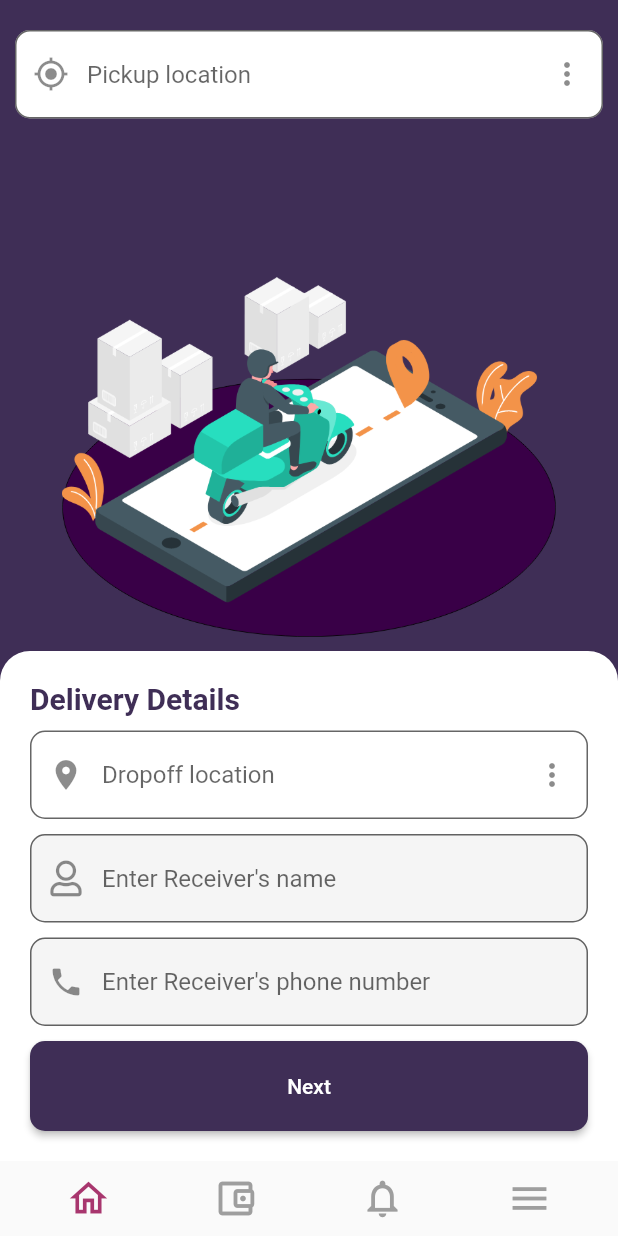
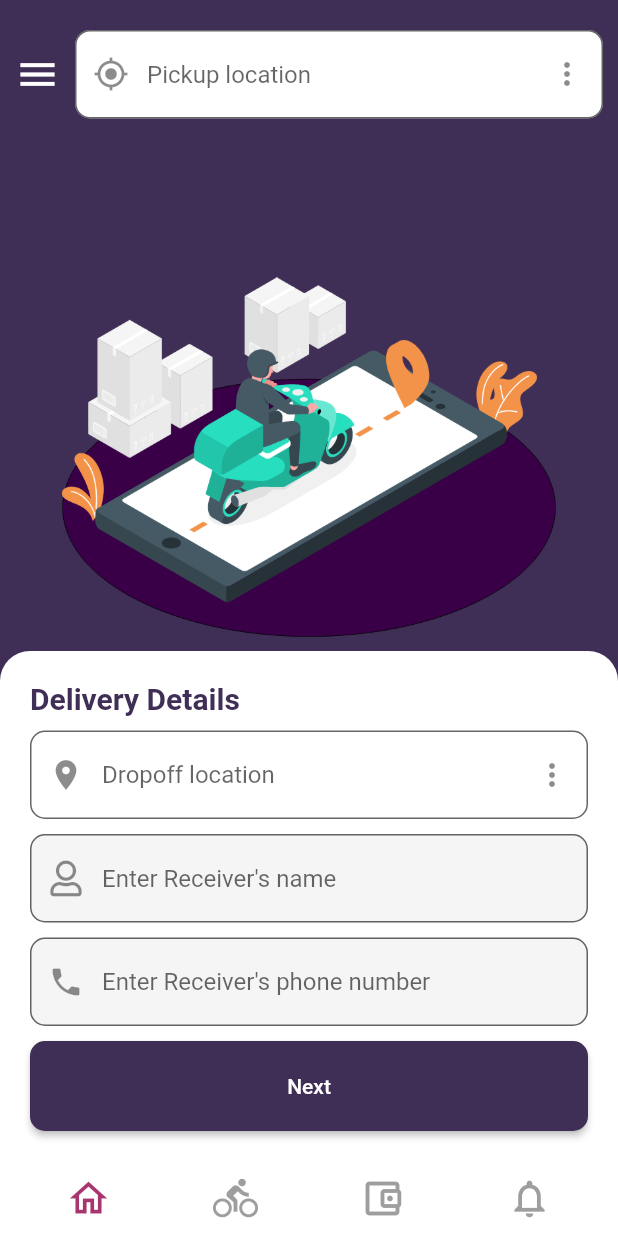
Before and after one commit to Abu-muhab/delivex, a Flutter app: the screen it shows once a user with an empty profile is signed in, on a phone screen of 412 x 824 dp. Run offline on Flutter 3.47's test engine with Material 2 defaults, Android fonts, the phone set to English and light mode, and no system bars; our stand-ins replace cloud_firestore, firebase_auth, firebase_core, flutter_spinkit, font_awesome_flutter, google_maps_flutter and 2 more; missing offline and left inert: flutter_paystack, keyboard_visibility, polyline; accounts and stored records are empty.

Commit message:
bug fixes

```diff
--- a/lib/views/orders_view.dart
+++ b/lib/views/orders_view.dart
@@ -25,8 +25,7 @@ class Orders extends StatelessWidget {
               SliverAppBar(
                 floating: true,
                 snap: true,
-                title: Text("Deliveries",
-                    style: TextStyle(color: kLeichtPrimaryColor)),
+                toolbarHeight: 10,
                 iconTheme: IconThemeData(color: kLeichtPrimaryColor),
                 backgroundColor: Colors.white,
                 bottom: TabBar(
--- a/lib/views/pickup_home.dart
+++ b/lib/views/pickup_home.dart
@@ -57,6 +57,21 @@ class PickUpHomeState extends State<PickUpHome> {
                                 alignment: Alignment.topCenter,
                                 child: Row(
                                   children: [
+                                    SizedBox(
+                                      width: 10,
+                                    ),
+                                    GestureDetector(
+                                      onTap: () {
+                                        FocusScope.of(context)
+                                            .requestFocus(new FocusNode());
+                                        Scaffold.of(context).openDrawer();
+                                      },
+                                      child: Icon(
+                                        Icons.menu,
+                                        color: Colors.white,
+                                        size: 30,
+                                      ),
+                                    ),
                                     SizedBox(
                                       width: 10,
                                     ),
--- a/lib/widgets/nav_bar.dart
+++ b/lib/widgets/nav_bar.dart
@@ -4,12 +4,12 @@ import 'package:node_auth/widgets/page_holder.dart' as PageHolder;
 
 class NavBar extends StatefulWidget {
   final Function(PageHolder.Page) onPageChanged;
-  NavBar({this.onPageChanged});
+  final PageHolder.Page selectedPage;
+  NavBar({this.onPageChanged, this.selectedPage});
   State createState() => NavBarState();
 }
 
 class NavBarState extends State<NavBar> {
-  PageHolder.Page selectedPage = PageHolder.Page.HOME;
   double iconSize = 30;
   Color iconColor = Colors.grey[500];
   Color iconSelectedColor = kLeichtAccentColor;
@@ -17,6 +17,7 @@ class NavBarState extends State<NavBar> {
   @override
   Widget build(BuildContext context) {
     return Container(
+      color: Colors.white,
       child: Padding(
         padding: EdgeInsets.all(10),
         child: Row(
@@ -24,50 +25,43 @@ class NavBarState extends State<NavBar> {
           children: [
             NavIcon(
               onTap: () {
-                setState(() {
-                  selectedPage = PageHolder.Page.HOME;
-                  widget.onPageChanged(selectedPage);
-                });
+                widget.onPageChanged(PageHolder.Page.HOME);
               },
               size: iconSize,
-              color: selectedPage == PageHolder.Page.HOME
+              color: widget.selectedPage == PageHolder.Page.HOME
                   ? iconSelectedColor
                   : iconColor,
               iconData: Icons.home_outlined,
             ),
             NavIcon(
               onTap: () {
-                setState(() {
-                  selectedPage = PageHolder.Page.WALLET;
-                  widget.onPageChanged(selectedPage);
-                });
+                widget.onPageChanged(PageHolder.Page.DELIVERIES);
               },
               size: iconSize,
-              color: selectedPage == PageHolder.Page.WALLET
+              color: widget.selectedPage == PageHolder.Page.DELIVERIES
+                  ? iconSelectedColor
+                  : iconColor,
+              iconData: Icons.directions_bike_outlined,
+            ),
+            NavIcon(
+              onTap: () {
+                widget.onPageChanged(PageHolder.Page.WALLET);
+              },
+              size: iconSize,
+              color: widget.selectedPage == PageHolder.Page.WALLET
                   ? iconSelectedColor
                   : iconColor,
               iconData: Icons.account_balance_wallet_outlined,
             ),
             NavIcon(
               onTap: () {
-                setState(() {
-                  selectedPage = PageHolder.Page.NOTIFICATION;
-                  widget.onPageChanged(selectedPage);
-                });
+                widget.onPageChanged(PageHolder.Page.NOTIFICATION);
               },
               size: iconSize,
-              color: selectedPage == PageHolder.Page.NOTIFICATION
+              color: widget.selectedPage == PageHolder.Page.NOTIFICATION
                   ? iconSelectedColor
                   : iconColor,
               iconData: Icons.notifications_none_outlined,
-            ),
-            NavIcon(
-              onTap: () {
-                Scaffold.of(context).openDrawer();
-              },
-              size: iconSize,
-              color: iconColor,
-              iconData: Icons.menu,
             ),
           ],
         ),
--- a/lib/widgets/page_holder.dart
+++ b/lib/widgets/page_holder.dart
@@ -1,4 +1,5 @@
 import 'package:flutter/material.dart';
+import 'package:node_auth/views/orders_view.dart';
 import 'package:node_auth/views/pickup_home.dart';
 import 'package:node_auth/views/wallet.dart';
 import 'package:node_auth/widgets/nav_bar.dart';
@@ -35,7 +36,9 @@ class PageHolderState extends State<PageHolder> {
                         ? PickUpHome()
                         : selectedPage == Page.WALLET
                             ? WalletPage()
-                            : Container(),
+                            : selectedPage == Page.DELIVERIES
+                                ? Orders()
+                                : Container(),
                   ),
                   NavBar(
                     onPageChanged: (page) {
@@ -43,6 +46,7 @@ class PageHolderState extends State<PageHolder> {
                         selectedPage = page;
                       });
                     },
+                    selectedPage: selectedPage,
                   )
                 ],
               ),
@@ -54,4 +58,4 @@ class PageHolderState extends State<PageHolder> {
   }
 }
 
-enum Page { HOME, WALLET, NOTIFICATION }
+enum Page { HOME, WALLET, NOTIFICATION, DELIVERIES }
```
